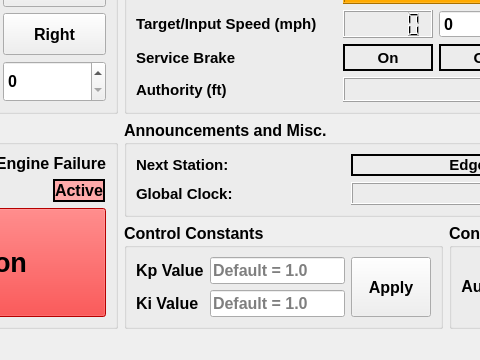
connor-marsh/ECE1140ChooChoo, file src/Train/TrainController/train_controller.ui: the form before one commit; both pictures show x 313 to 793 and y 180 to 540 of the 960 by 540 pixel window.
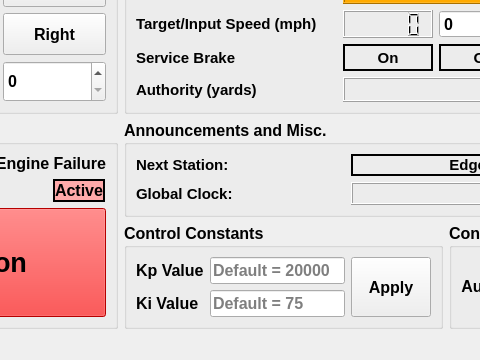
The form after the commit. Icons and pictures are not drawn.

What changed in the file:
```diff
--- a/src/Train/TrainController/train_controller.ui
+++ b/src/Train/TrainController/train_controller.ui
@@ -39,7 +39,7 @@
          <item row="1" column="1">
           <widget class="QLineEdit" name="ki_line_edit">
            <property name="placeholderText">
-            <string>Default = 1.0</string>
+            <string>Default = 75</string>
            </property>
           </widget>
          </item>
@@ -73,7 +73,7 @@
          <item row="0" column="1">
           <widget class="QLineEdit" name="kp_line_edit">
            <property name="placeholderText">
-            <string>Default = 1.0</string>
+            <string>Default = 20000</string>
            </property>
           </widget>
          </item>
@@ -894,7 +894,7 @@
             </font>
            </property>
            <property name="text">
-            <string>Authority (ft)</string>
+            <string>Authority (yards)</string>
            </property>
           </widget>
          </item>
```
